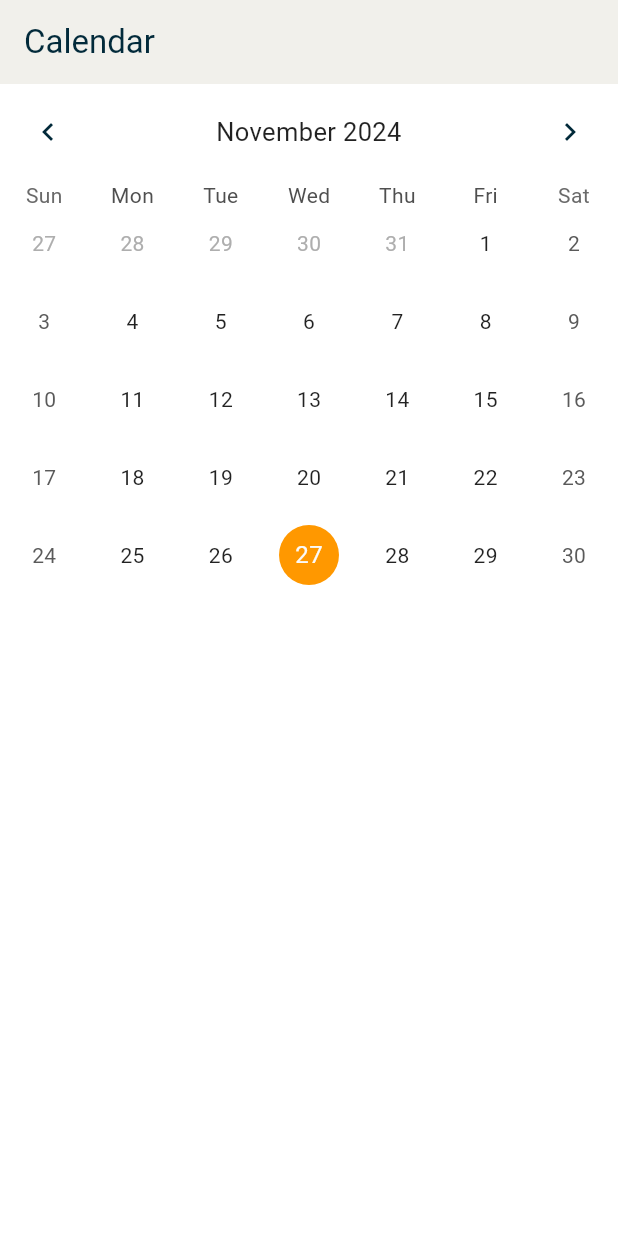
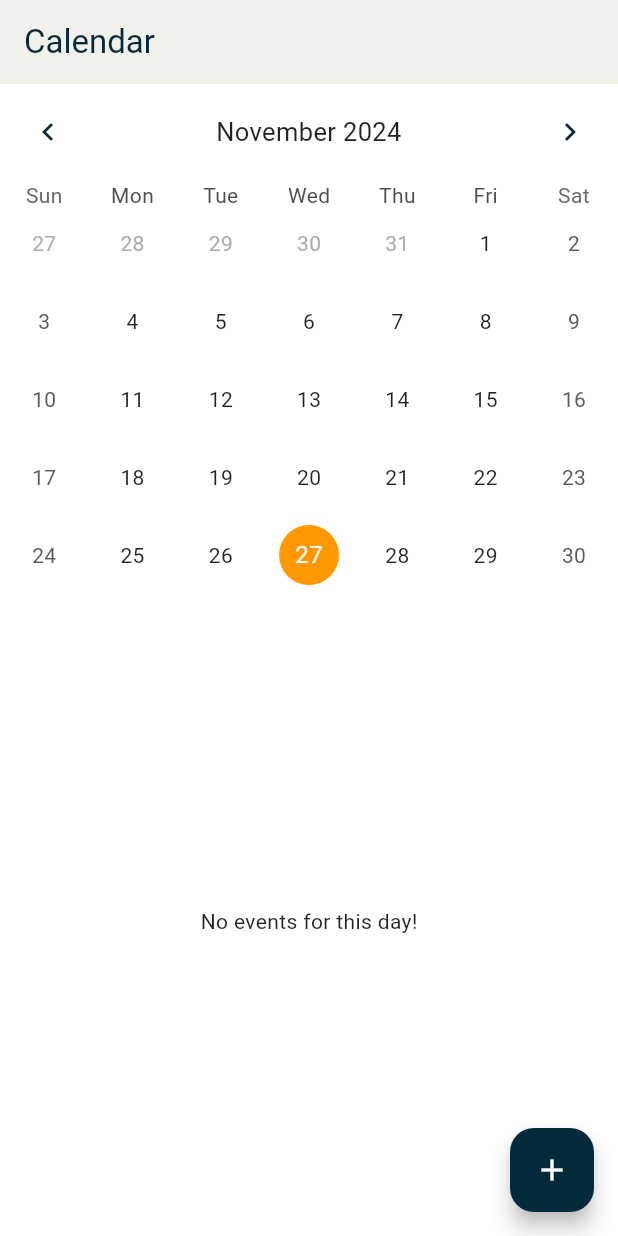
Before and after one commit to gracegb/csc322_finalproject_scratch, a Flutter app: the CalendarScreen screen opened by its route, on a phone screen of 412 x 824 dp. Run offline on Flutter 3.47's test engine with Material 3 defaults, Android fonts, the phone set to English and light mode, and no system bars; drawn by our look-alikes of table_calendar; our stand-ins replace cloud_firestore, file_picker, firebase_auth, firebase_core, firebase_storage, flutter_riverpod and 10 more; missing offline and left inert: dart:ffi; accounts and stored records are empty.

Commit message:
calendar functionality and event dialog added

```diff
--- a/lib/models/event.dart
+++ b/lib/models/event.dart
@@ -1,23 +1,9 @@
 import 'dart:ui';
 
 class Event {
-  final String name;
-  final DateTime startTime;
-  final DateTime endTime;
-  final Color color;
-  final String notes;
-  final bool isAllDay;
-  final String repeat; // Recurrence pattern (e.g., "None", "Daily")
-  final DateTime? endRepeat; // Optional end date for recurrence
+  final String title;
+  Event(this.title);
 
-  Event({
-    required this.name,
-    required this.startTime,
-    required this.endTime,
-    required this.color,
-    this.notes = '',
-    this.isAllDay = false,
-    this.repeat = 'None',
-    this.endRepeat,
-  });
+  @override
+  String toString() => title;
 }
--- a/lib/screens/general/screen_calendar.dart
+++ b/lib/screens/general/screen_calendar.dart
@@ -1,23 +1,53 @@
+import 'dart:ffi';
+
+import 'package:csc322_starter_app/models/event.dart';
 import 'package:flutter/material.dart';
 import 'package:table_calendar/table_calendar.dart';
 
 class CalendarScreen extends StatefulWidget {
-    static const routeName = '/calendar';
+  static const routeName = '/calendar';
 
   @override
   _CalendarScreenState createState() => _CalendarScreenState();
 }
 
 class _CalendarScreenState extends State<CalendarScreen> {
-  DateTime _selectedDate = DateTime.now();
-  DateTime _focusedDate = DateTime.now();
-  Map<DateTime, List<String>> _events = {
-    DateTime(2024, 11, 25): ['Event 1', 'Event 2'],
-    DateTime(2024, 11, 26): ['Event 3'],
-  };
+  DateTime _focusedDay = DateTime.now();
+  DateTime? _selectedDay;
+  // stores the created events
+  Map<DateTime, List<Event>> events = {};
+  TextEditingController _eventController = TextEditingController();
+  late final ValueNotifier<List<Event>> _selectedEvents;
 
-  List<String> _getEventsForDay(DateTime day) {
-    return _events[day] ?? [];
+  @override
+  void initState() {
+    super.initState();
+    _selectedDay = _focusedDay;
+    _selectedEvents = ValueNotifier(_getEventsForDay(_selectedDay!));
+  }
+
+  @override
+  void dispose() {
+    _eventController.dispose();
+    _selectedEvents.dispose();
+    super.dispose();
+  }
+
+  void _onDaySelected(DateTime selectedDay, DateTime focusedDay) {
+    if (!isSameDay(_selectedDay, selectedDay)) {
+      setState(() {
+        _selectedDay = selectedDay;
+        _focusedDay = focusedDay;
+        _selectedEvents.value =
+            _getEventsForDay(selectedDay); // Update notifier
+      });
+    }
+  }
+
+  List<Event> _getEventsForDay(DateTime day) {
+    final eventsForDay = events[day];
+    print('Getting events for day: $day -> $eventsForDay');
+    return eventsForDay ?? [];
   }
 
   @override
@@ -26,18 +56,95 @@ class _CalendarScreenState extends State<CalendarScreen> {
       appBar: AppBar(
         title: Text('Calendar'),
       ),
+      floatingActionButton: FloatingActionButton(
+        onPressed: () {
+          showDialog(
+            context: context,
+            builder: (context) {
+              return AlertDialog(
+                scrollable: true,
+                title: Text("Event Name"),
+                content: Padding(
+                  padding: EdgeInsets.all(8),
+                  child: TextField(
+                    controller: _eventController,
+                  ),
+                ),
+                actions: [
+                  ElevatedButton(
+                    onPressed: () {
+                      events.addAll({
+                        _selectedDay!: [Event(_eventController.text)]
+                      });
+                      Navigator.of(context).pop();
+                      _selectedEvents.value = _getEventsForDay(_selectedDay!);
+                    },
+                    child: Text("Submit"),
+                  )
+                ],
+              );
+              // return AlertDialog(
+              //   scrollable: true,
+              //   title: Text("Event Name"),
+              //   content: Padding(
+              //     padding: EdgeInsets.all(8),
+              //     child: TextField(
+              //       controller: _eventController,
+              //       decoration: InputDecoration(
+              //         labelText: "Enter event name",
+              //         border: OutlineInputBorder(),
+              //       ),
+              //     ),
+              //   ),
+              //   actions: [
+              //     ElevatedButton(
+              //       onPressed: () {
+              //         // Check if the input is empty
+              //         if (_eventController.text.isEmpty) {
+              //           ScaffoldMessenger.of(context).showSnackBar(
+              //             SnackBar(content: Text('Event name cannot be empty')),
+              //           );
+              //           return;
+              //         }
+
+              //         setState(() {
+              //           // Add the event to the selected day
+              //           if (_selectedDay != null) {
+              //             events[_selectedDay!] = [
+              //               ..._getEventsForDay(_selectedDay!),
+              //               Event(_eventController.text),
+              //             ];
+              //             _selectedEvents.value =
+              //                 _getEventsForDay(_selectedDay!);
+              //           }
+              //           _eventController.clear(); // Clear the text field
+              //         });
+              //         Navigator.of(context).pop(); // Close the dialog
+              //       },
+              //       child: Text("Submit"),
+              //     ),
+              //   ],
+              // );
+            },
+          );
+        },
+        child: Icon(Icons.add),
+      ),
       body: Column(
         children: [
           TableCalendar(
             firstDay: DateTime(2020),
             lastDay: DateTime(2030),
-            focusedDay: _focusedDate,
+            focusedDay: _focusedDay,
             calendarFormat: CalendarFormat.month,
-            selectedDayPredicate: (day) => isSameDay(_selectedDate, day),
+            selectedDayPredicate: (day) => isSameDay(_selectedDay, day),
+            // may not be necessary?
             onDaySelected: (selectedDay, focusedDay) {
               setState(() {
-                _selectedDate = selectedDay;
-                _focusedDate = focusedDay;
+                _selectedDay = selectedDay;
+                _focusedDay = focusedDay;
+                _selectedEvents.value =
+                    _getEventsForDay(selectedDay); // Update notifier
               });
             },
             eventLoader: _getEventsForDay,
@@ -55,21 +162,51 @@ class _CalendarScreenState extends State<CalendarScreen> {
                 shape: BoxShape.circle,
               ),
             ),
+            onPageChanged: (focusedDay) {
+              _focusedDay = focusedDay;
+            },
           ),
           const SizedBox(height: 8.0),
           Expanded(
-            child: _selectedDate != null
-                ? ListView(
-                    children: _getEventsForDay(_selectedDate)
-                        .map((event) => ListTile(
-                              title: Text(event),
-                            ))
-                        .toList(),
-                  )
-                : Center(
-                    child: Text('No events for this day!'),
-                  ),
+            child: ValueListenableBuilder<List<Event>>(
+              valueListenable: _selectedEvents,
+              builder: (context, value, _) {
+                if (value.isEmpty) {
+                  return Center(child: Text('No events for this day!'));
+                }
+                return ListView.builder(
+                  itemCount: value.length,
+                  itemBuilder: (context, index) {
+                    return Container(
+                      margin: EdgeInsets.symmetric(horizontal: 12, vertical: 4),
+                      decoration: BoxDecoration(
+                        border: Border.all(),
+                        borderRadius: BorderRadius.circular(12),
+                      ),
+                      child: ListTile(
+                        title: Text(value[index].title),
+                        onTap: () => print(value[index].title), // For debugging
+                      ),
+                    );
+                  },
+                );
+              },
+            ),
           ),
+
+          // Expanded(
+          //   child: _selectedDay != null
+          //       ? ListView(
+          //           children: _getEventsForDay(_selectedDay)
+          //               .map((event) => ListTile(
+          //                     title: Text(event),
+          //                   ))
+          //               .toList(),
+          //         )
+          //       : Center(
+          //           child: Text('No events for this day!'),
+          //         ),
+          // ),
         ],
       ),
     );
```
Also changed, not shown: lib/main.dart (+26 -13 lines), lib/widgets/general/widget_calendar.dart (added, +48 -0 lines).
